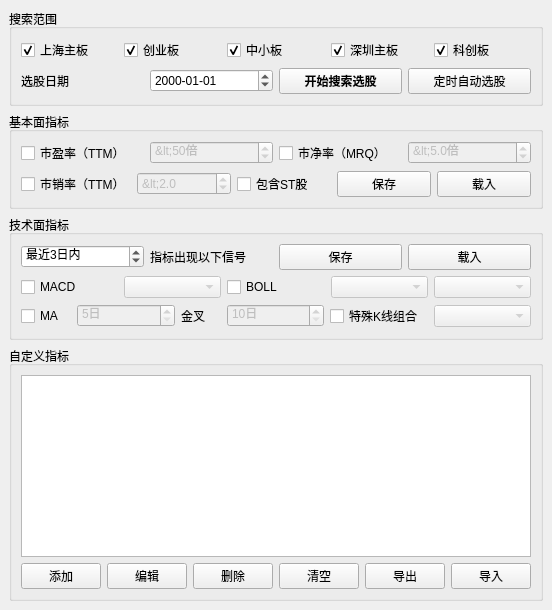
First picture: the form in QtDesign/StockFinder.ui, repository victor647/QuantumStockTrade, before the edit.
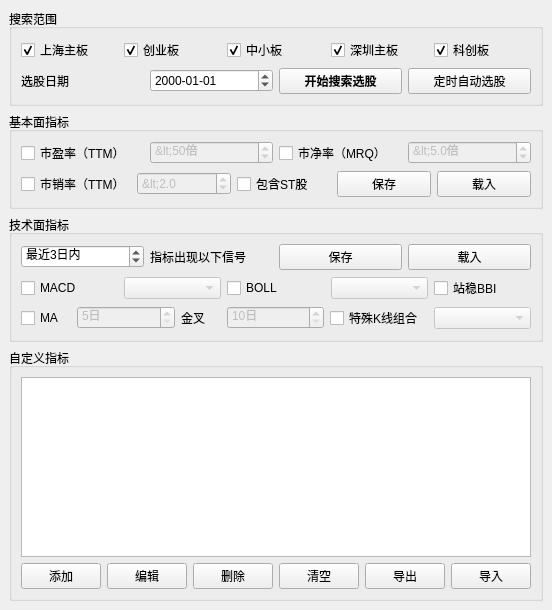
Second picture: the form after the edit.

Patch:
```diff
--- a/QtDesign/StockFinder.ui
+++ b/QtDesign/StockFinder.ui
@@ -485,16 +485,16 @@
           </widget>
          </item>
          <item>
-          <widget class="QComboBox" name="cbbBOLLBehaviour">
+          <widget class="QComboBox" name="cbbBOLLTrack">
            <property name="enabled">
             <bool>false</bool>
            </property>
           </widget>
          </item>
          <item>
-          <widget class="QComboBox" name="cbbBOLLTrack">
-           <property name="enabled">
-            <bool>false</bool>
+          <widget class="QCheckBox" name="cbxBBI">
+           <property name="text">
+            <string>站稳BBI</string>
            </property>
           </widget>
          </item>
```
